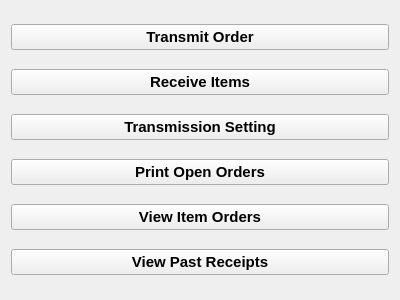
Old version of the form elitebridge_ui_file/edi.ui in the repository SaiSawant1/EliteBridgeAdmin.
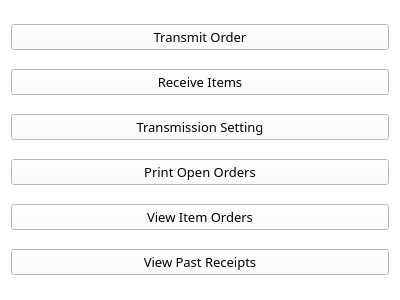
New version of the form.

The edit to the form file:
```diff
--- a/elitebridge_ui_file/edi.ui
+++ b/elitebridge_ui_file/edi.ui
@@ -13,13 +13,20 @@
   <property name="windowTitle">
    <string>Form</string>
   </property>
+  <property name="styleSheet">
+   <string notr="true">background-color:white;
+color:black;
+font: 300 10pt &quot;Segoe UI Light&quot;;</string>
+  </property>
   <layout class="QVBoxLayout" name="verticalLayout">
    <item>
     <widget class="QPushButton" name="pushButton_6">
      <property name="font">
       <font>
-       <pointsize>11</pointsize>
-       <bold>true</bold>
+       <family>Segoe UI Light</family>
+       <pointsize>10</pointsize>
+       <italic>false</italic>
+       <bold>false</bold>
       </font>
      </property>
      <property name="text">
@@ -31,8 +38,10 @@
     <widget class="QPushButton" name="pushButton_2">
      <property name="font">
       <font>
-       <pointsize>11</pointsize>
-       <bold>true</bold>
+       <family>Segoe UI Light</family>
+       <pointsize>10</pointsize>
+       <italic>false</italic>
+       <bold>false</bold>
       </font>
      </property>
      <property name="text">
@@ -44,8 +53,10 @@
     <widget class="QPushButton" name="pushButton_3">
      <property name="font">
       <font>
-       <pointsize>11</pointsize>
-       <bold>true</bold>
+       <family>Segoe UI Light</family>
+       <pointsize>10</pointsize>
+       <italic>false</italic>
+       <bold>false</bold>
       </font>
      </property>
      <property name="text">
@@ -57,8 +68,10 @@
     <widget class="QPushButton" name="pushButton">
      <property name="font">
       <font>
-       <pointsize>11</pointsize>
-       <bold>true</bold>
+       <family>Segoe UI Light</family>
+       <pointsize>10</pointsize>
+       <italic>false</italic>
+       <bold>false</bold>
       </font>
      </property>
      <property name="text">
@@ -70,8 +83,10 @@
     <widget class="QPushButton" name="pushButton_4">
      <property name="font">
       <font>
-       <pointsize>11</pointsize>
-       <bold>true</bold>
+       <family>Segoe UI Light</family>
+       <pointsize>10</pointsize>
+       <italic>false</italic>
+       <bold>false</bold>
       </font>
      </property>
      <property name="text">
@@ -83,8 +98,10 @@
     <widget class="QPushButton" name="pushButton_5">
      <property name="font">
       <font>
-       <pointsize>11</pointsize>
-       <bold>true</bold>
+       <family>Segoe UI Light</family>
+       <pointsize>10</pointsize>
+       <italic>false</italic>
+       <bold>false</bold>
       </font>
      </property>
      <property name="text">
```
